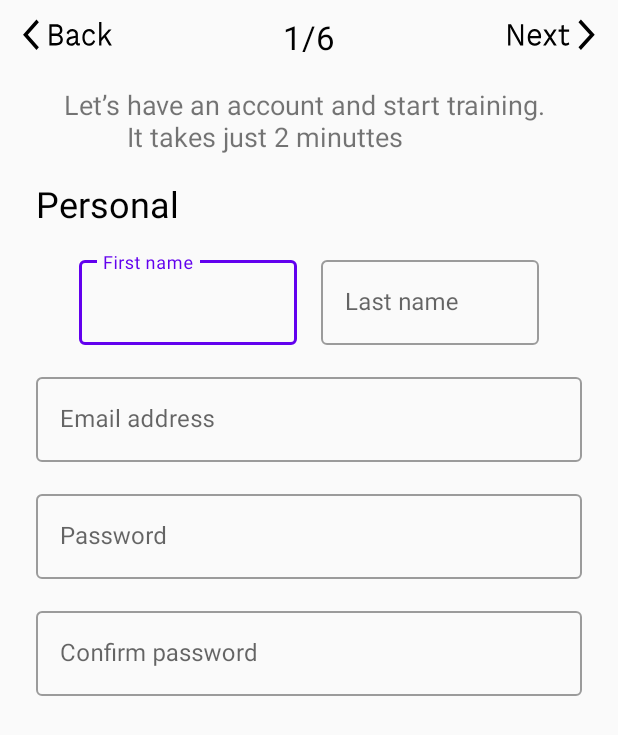
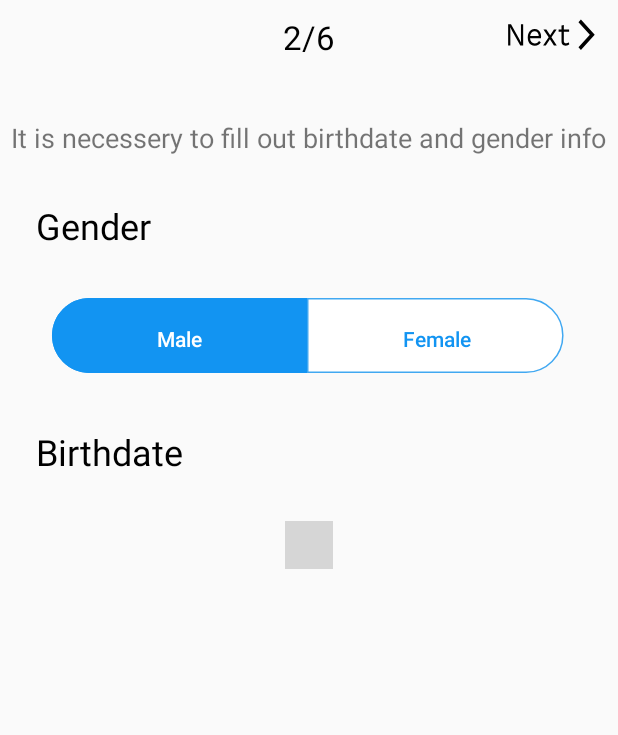
Before and after one commit to AmerBiro/MyFitnessPass, an Android app: the screen it shows after launch (MainActivity), on a phone screen of 412 x 824 dp. Shown: the top 735 px of the screen. Run offline under Robolectric (Android 15) with nearby library versions, the phone set to English and light mode, and no system bars; grey boxes are pictures that could not be loaded.

Commit message:
Personal2 design added

```diff
--- /dev/null
+++ b/app/src/main/java/my/fitness/myfitness/registration/Personal2.kt
@@ -0,0 +1,57 @@
+package my.fitness.myfitness.registration
+
+import android.os.Bundle
+import androidx.fragment.app.Fragment
+import android.view.LayoutInflater
+import android.view.View
+import android.view.ViewGroup
+import android.widget.Button
+import my.fitness.myfitness.R
+// TODO: Rename parameter arguments, choose names that match
+// the fragment initialization parameters, e.g. ARG_ITEM_NUMBER
+private const val ARG_PARAM1 = "param1"
+private const val ARG_PARAM2 = "param2"
+
+/**
+ * A simple [Fragment] subclass.
+ * Use the [Personal2.newInstance] factory method to
+ * create an instance of this fragment.
+ */
+class Personal2 : Fragment() {
+    // TODO: Rename and change types of parameters
+    private var param1: String? = null
+    private var param2: String? = null
+
+    override fun onCreate(savedInstanceState: Bundle?) {
+        super.onCreate(savedInstanceState)
+        arguments?.let {
+            param1 = it.getString(ARG_PARAM1)
+            param2 = it.getString(ARG_PARAM2)
+        }
+    }
+
+    override fun onCreateView(inflater: LayoutInflater, container: ViewGroup?,
+                              savedInstanceState: Bundle?): View? {
+        // Inflate the layout for this fragment
+        return inflater.inflate(R.layout.registration_personal2, container, false)
+    }
+
+    companion object {
+        /**
+         * Use this factory method to create a new instance of
+         * this fragment using the provided parameters.
+         *
+         * @param param1 Parameter 1.
+         * @param param2 Parameter 2.
+         * @return A new instance of fragment Personal2.
+         */
+        // TODO: Rename and change types and number of parameters
+        @JvmStatic fun newInstance(param1: String, param2: String) =
+                Personal2().apply {
+                    arguments = Bundle().apply {
+                        putString(ARG_PARAM1, param1)
+                        putString(ARG_PARAM2, param2)
+                    }
+                }
+    }
+}
--- /dev/null
+++ b/app/src/main/res/drawable/ic_female0.xml
@@ -0,0 +1,18 @@
+<vector xmlns:android="http://schemas.android.com/apk/res/android"
+    android:width="180dp"
+    android:height="58dp"
+    android:viewportWidth="180"
+    android:viewportHeight="58">
+  <path
+      android:pathData="M175.049,27C175.049,40.807 163.856,52 150.049,52L4,52L4,2L150.049,2C163.856,2 175.049,13.193 175.049,27V27Z"
+      android:strokeAlpha="0.89"
+      android:fillColor="#ffffff"
+      android:fillAlpha="0.89"/>
+  <path
+      android:strokeWidth="1"
+      android:pathData="M150.049,51.5L4.5,51.5L4.5,2.5L150.049,2.5C163.58,2.5 174.549,13.469 174.549,27C174.549,40.531 163.58,51.5 150.049,51.5Z"
+      android:strokeAlpha="0.89"
+      android:fillColor="#00000000"
+      android:strokeColor="#299DF0"
+      android:fillAlpha="0.89"/>
+</vector>
--- /dev/null
+++ b/app/src/main/res/drawable/ic_male0.xml
@@ -0,0 +1,14 @@
+<vector xmlns:android="http://schemas.android.com/apk/res/android"
+    android:width="178dp"
+    android:height="58dp"
+    android:viewportWidth="178"
+    android:viewportHeight="58">
+  <path
+      android:pathData="M4,27C4,13.193 15.193,2 29,2H174V52H29C15.193,52 4,40.807 4,27V27Z"
+      android:fillColor="#1294F2"/>
+  <path
+      android:strokeWidth="1"
+      android:pathData="M29,2.5H173.5V51.5H29C15.469,51.5 4.5,40.531 4.5,27C4.5,13.469 15.469,2.5 29,2.5Z"
+      android:fillColor="#00000000"
+      android:strokeColor="#1294F2"/>
+</vector>
--- a/app/src/main/res/layout/registration_personal.xml
+++ b/app/src/main/res/layout/registration_personal.xml
@@ -38,9 +38,9 @@
         android:layout_width="wrap_content"
         android:layout_height="wrap_content"
         android:layout_gravity="center"
-        android:layout_margin="8dp"
-        android:text="Let’s have an account and start training. \n
-        It takes just 2 minuttes"
+        android:layout_marginTop="30dp"
+        android:gravity="center"
+        android:text="Let’s have an account and start training. It takes just 2 minuttes"
         android:textSize="18sp" />
 
     <TextView
@@ -50,7 +50,7 @@
         android:textColor="@color/black"
         android:textSize="24dp"
         android:layout_marginLeft="24dp"
-        android:layout_marginTop="8dp"
+        android:layout_marginTop="30dp"
         />
 
 
@@ -59,7 +59,7 @@
         android:layout_width="match_parent"
         android:layout_height="wrap_content"
         android:orientation="vertical"
-        android:layout_marginTop="16dp"
+        android:layout_marginTop="30dp"
         android:layout_marginRight="24dp"
         android:layout_marginLeft="24dp"
         android:gravity="center"
--- /dev/null
+++ b/app/src/main/res/layout/registration_personal2.xml
@@ -0,0 +1,99 @@
+<?xml version="1.0" encoding="utf-8"?>
+<LinearLayout xmlns:android="http://schemas.android.com/apk/res/android"
+    xmlns:app="http://schemas.android.com/apk/res-auto"
+    xmlns:tools="http://schemas.android.com/tools"
+    android:layout_width="match_parent"
+    android:layout_height="match_parent"
+    android:orientation="vertical"
+    tools:context=".registration.Personal2">
+
+    <RelativeLayout
+        android:layout_width="match_parent"
+        android:layout_height="wrap_content"
+        android:layout_margin="10dp">
+
+        <TextView
+            android:layout_width="wrap_content"
+            android:layout_height="wrap_content"
+            android:layout_centerInParent="true"
+            android:text="2/6"
+            android:textColor="@color/black"
+            android:textSize="22sp" />
+
+        <Button
+            android:layout_width="65dp"
+            android:layout_height="25dp"
+            android:layout_alignParentRight="true"
+            android:background="@drawable/ic_next" />
+    </RelativeLayout>
+
+
+    <TextView
+        android:layout_width="wrap_content"
+        android:layout_height="wrap_content"
+        android:layout_gravity="center"
+        android:layout_marginTop="30dp"
+        android:gravity="center"
+        android:text="It is necessery to fill out birthdate and gender info"
+        android:textSize="18sp" />
+
+    <TextView
+        android:layout_width="wrap_content"
+        android:layout_height="wrap_content"
+        android:layout_marginLeft="24dp"
+        android:layout_marginTop="30dp"
+        android:text="Gender"
+        android:textColor="@color/black"
+        android:textSize="24dp" />
+
+    <RelativeLayout
+        android:layout_width="match_parent"
+        android:layout_height="wrap_content"
+        android:layout_marginTop="30dp"
+        android:gravity="center">
+
+        <Button
+            android:id="@+id/m0"
+            android:layout_width="wrap_content"
+            android:layout_height="wrap_content"
+            android:background="@drawable/ic_male0"
+            android:text="Male"
+            android:textAllCaps="false"
+            android:textColor="@color/white"
+            app:layout_constraintStart_toStartOf="parent" />
+
+        <Button
+            android:id="@+id/f0"
+            android:layout_width="wrap_content"
+            android:layout_height="wrap_content"
+            android:layout_marginLeft="-8dp"
+            android:layout_toRightOf="@id/m0"
+            android:background="@drawable/ic_female0"
+            android:text="Female"
+            android:textAllCaps="false"
+            android:textColor="#1294F2"
+            app:layout_constraintEnd_toEndOf="parent" />
+
+    </RelativeLayout>
+
+    <TextView
+        android:layout_width="wrap_content"
+        android:layout_height="wrap_content"
+        android:layout_marginLeft="24dp"
+        android:layout_marginTop="30dp"
+        android:text="Birthdate"
+        android:textColor="@color/black"
+        android:textSize="24dp" />
+
+    <include
+        android:layout_marginTop="30dp"
+        layout="@layout/datepicker"
+        android:layout_width="wrap_content"
+        android:layout_height="wrap_content"
+        android:layout_gravity="center"
+        android:layout_marginLeft="40dp"
+        android:layout_marginRight="40dp"
+        />
+
+
+</LinearLayout>
--- a/app/src/main/res/navigation/nav_graph.xml
+++ b/app/src/main/res/navigation/nav_graph.xml
@@ -3,10 +3,10 @@
     xmlns:app="http://schemas.android.com/apk/res-auto"
     xmlns:tools="http://schemas.android.com/tools"
     android:id="@+id/nav_graph"
-    app:startDestination="@id/personal3">
+    app:startDestination="@id/personal22">
     <fragment
-        android:id="@+id/personal3"
-        android:name="my.fitness.myfitness.registration.Personal"
-        android:label="registration_personal"
-        tools:layout="@layout/registration_personal" />
+        android:id="@+id/personal22"
+        android:name="my.fitness.myfitness.registration.Personal2"
+        android:label="registration_personal2"
+        tools:layout="@layout/registration_personal2" />
 </navigation>
```
Also changed, not shown: app/build.gradle (+6 -1 lines), app/src/main/res/drawable/ic_baseline_arrow_drop_down_24.xml (added, +10 -0 lines), app/src/main/res/drawable/ic_button_frame.xml (added, +14 -0 lines), app/src/main/res/drawable/ic_female1.xml (added, +18 -0 lines), app/src/main/res/drawable/ic_male1.xml (added, +14 -0 lines).
